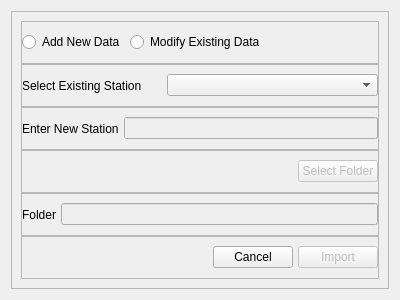
The window that AutoCADDB/importfolder.ui (DB-Netz-AutomatedPlanning/AutoPlan-QT) describes before a commit, drawn with Qt 5.
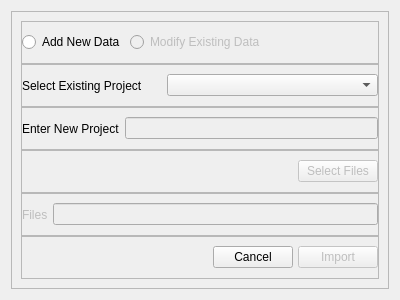
The same window after the commit.

```diff
--- a/AutoCADDB/importfolder.ui
+++ b/AutoCADDB/importfolder.ui
@@ -59,6 +59,9 @@
          </item>
          <item>
           <widget class="QRadioButton" name="rdModify">
+           <property name="enabled">
+            <bool>false</bool>
+           </property>
            <property name="text">
             <string>Modify Existing Data</string>
            </property>
@@ -113,7 +116,7 @@
             </size>
            </property>
            <property name="text">
-            <string>Select Existing Station</string>
+            <string>Select Existing Project</string>
            </property>
           </widget>
          </item>
@@ -162,7 +165,7 @@
             </size>
            </property>
            <property name="text">
-            <string>Enter New Station</string>
+            <string>Enter New Project</string>
            </property>
           </widget>
          </item>
@@ -219,7 +222,7 @@
             <bool>false</bool>
            </property>
            <property name="text">
-            <string>Select Folder</string>
+            <string>Select Files</string>
            </property>
           </widget>
          </item>
@@ -252,8 +255,11 @@
          </property>
          <item>
           <widget class="QLabel" name="label_3">
+           <property name="enabled">
+            <bool>false</bool>
+           </property>
            <property name="text">
-            <string>Folder</string>
+            <string>Files</string>
            </property>
           </widget>
          </item>
```
